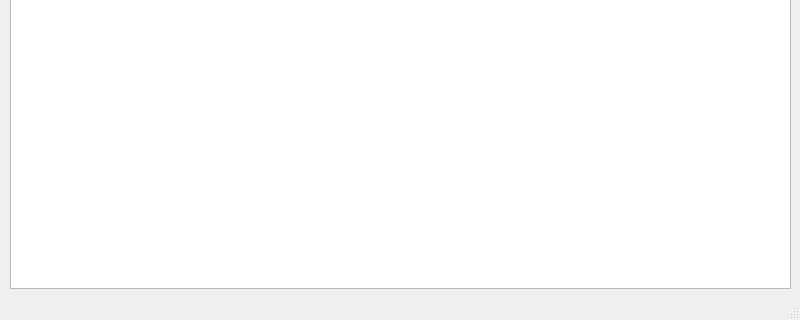
MValaguz/MGrep, file source/qtdesigner/ricerca_elementi_in_pagina_web_ui.ui: the form before one commit; both pictures show x 0 to 800 and y 280 to 600 of the 800 by 600 pixel window.
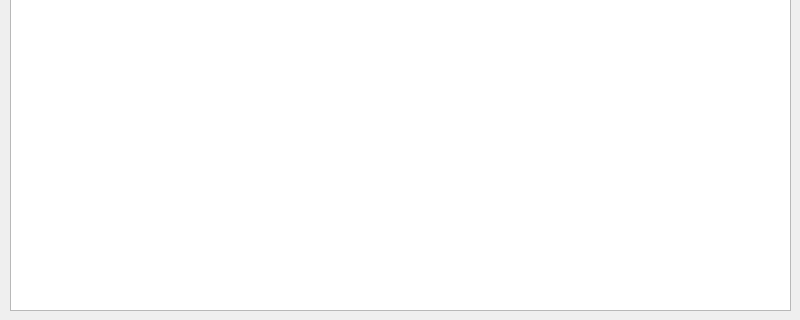
The form after the commit. Icons and pictures are not drawn.

```diff
--- a/source/qtdesigner/ricerca_elementi_in_pagina_web_ui.ui
+++ b/source/qtdesigner/ricerca_elementi_in_pagina_web_ui.ui
@@ -77,7 +77,6 @@
     </item>
    </layout>
   </widget>
-  <widget class="QStatusBar" name="statusbar"/>
  </widget>
  <tabstops>
   <tabstop>e_url</tabstop>
```
